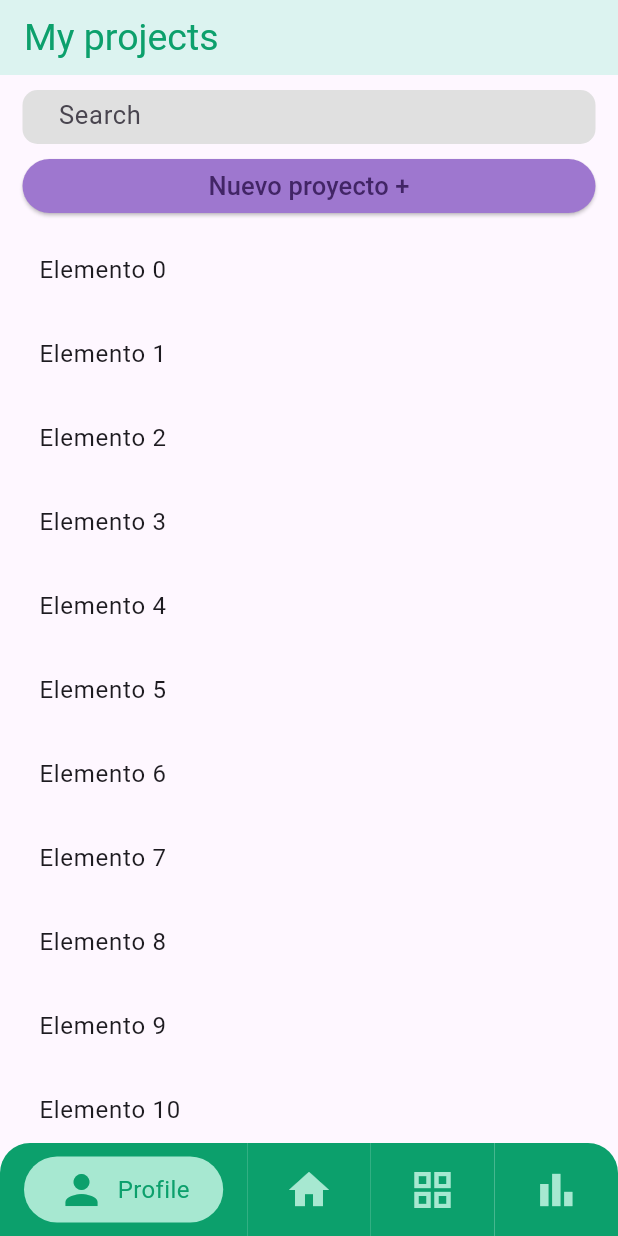
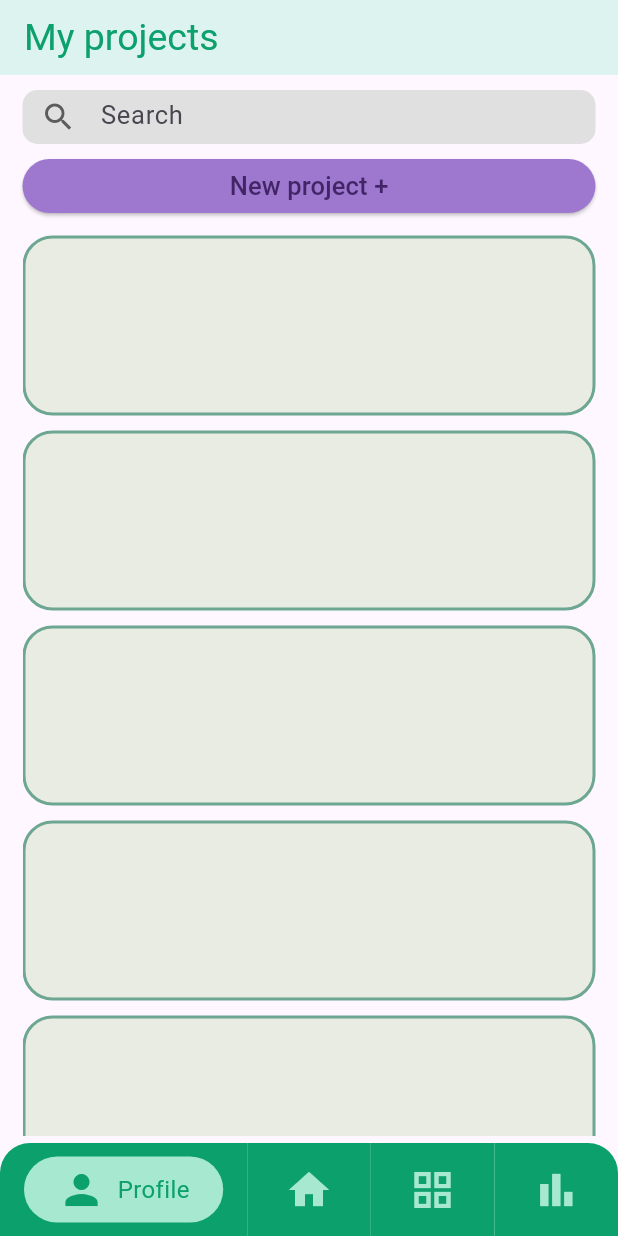
Before and after one commit to salo368/Mobile-Project-Final, a Flutter app: the screen it shows after launch, on a phone screen of 412 x 824 dp. Run offline on Flutter 3.47's test engine with Material 3 defaults, Android fonts, the phone set to English and light mode, and no system bars; our stand-ins replace get.

Commit message:
Project Resume Widget construction

```diff
--- a/lib/ui/projects/projects_page.dart
+++ b/lib/ui/projects/projects_page.dart
@@ -1,5 +1,6 @@
 import 'package:flutter/material.dart';
 import '../bottomBar/bottom_bar.dart';
+import 'projects_resume.dart';
 
 class ProjectsPage extends StatefulWidget {
   const ProjectsPage({Key? key}) : super(key: key);
@@ -47,7 +48,8 @@ class _ProjectsPageState extends State<ProjectsPage> {
                       fillColor: Colors.transparent, // Establece el color de relleno del TextField como transparente
                       border: InputBorder.none,
                       hintText: 'Search',
-                      contentPadding: EdgeInsets.only(bottom: 11.5, left: 20.0, right: 8.0),
+                      contentPadding: EdgeInsets.only(bottom: 11.5, left: 0, right: 8.0),
+                      prefixIcon: Icon(Icons.search, color: Color.fromARGB(255, 92, 92, 92)),
                     ),
                   ),
                 ),
@@ -68,7 +70,7 @@ class _ProjectsPageState extends State<ProjectsPage> {
                           backgroundColor: MaterialStateProperty.all<Color>(const Color.fromARGB(255, 158, 119, 207)),
                         ),
                         child: const Text(
-                          'Nuevo proyecto +',
+                          'New project +',
                           style: TextStyle(fontSize: 17.0,color: Color.fromARGB(255, 66, 37, 102)),
                         ),
                       ),
@@ -79,13 +81,11 @@ class _ProjectsPageState extends State<ProjectsPage> {
             ),
             Expanded(
           child: Padding(
-                padding: const EdgeInsets.symmetric(vertical: 5, horizontal: 10),
+            padding: const EdgeInsets.symmetric(vertical: 5, horizontal: 15),
             child: ListView(
               children: <Widget>[
-                    for (int i = 0; i < 20; i++)
-                      ListTile(
-                        title: Text('Elemento $i'),
-                      ),
+                for (int i = 0; i < 5; i++)
+                  const ProjectResume(),
               ],
             ),
           ),
--- a/lib/ui/projects/projects_resume.dart
+++ b/lib/ui/projects/projects_resume.dart
@@ -0,0 +1,26 @@
+import 'package:flutter/material.dart';
+
+class ProjectResume extends StatefulWidget {
+  const ProjectResume({Key? key}) : super(key: key);
+
+  @override
+  State<ProjectResume> createState() => _ProjectResumeState();
+}
+
+class _ProjectResumeState extends State<ProjectResume> {
+  @override
+  Widget build(BuildContext context) {
+    return Padding(
+      padding: const EdgeInsets.symmetric(vertical: 5), // Padding vertical de 10px
+      child: Container(
+        height: 120,
+        decoration: BoxDecoration(
+          borderRadius: BorderRadius.circular(20), // Bordes redondos
+          border: Border.all(width: 2, color: const Color.fromARGB(255, 109, 166, 145)), // Borde de 2px
+          color: const Color.fromARGB(255, 233, 236, 227),
+        ),
+      ),
+    );
+  }
+}
+//(244, 246, 238)
```
Lines whose indentation alone changed are shown as unchanged.
